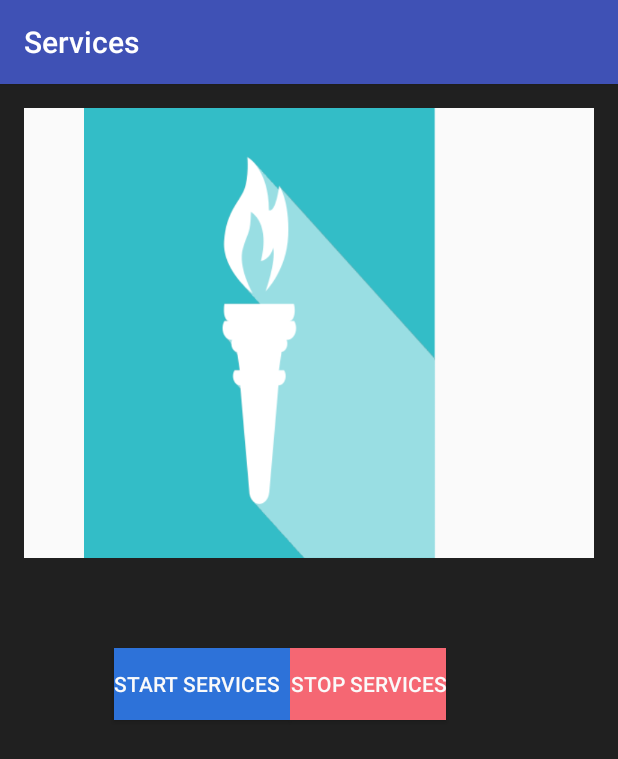
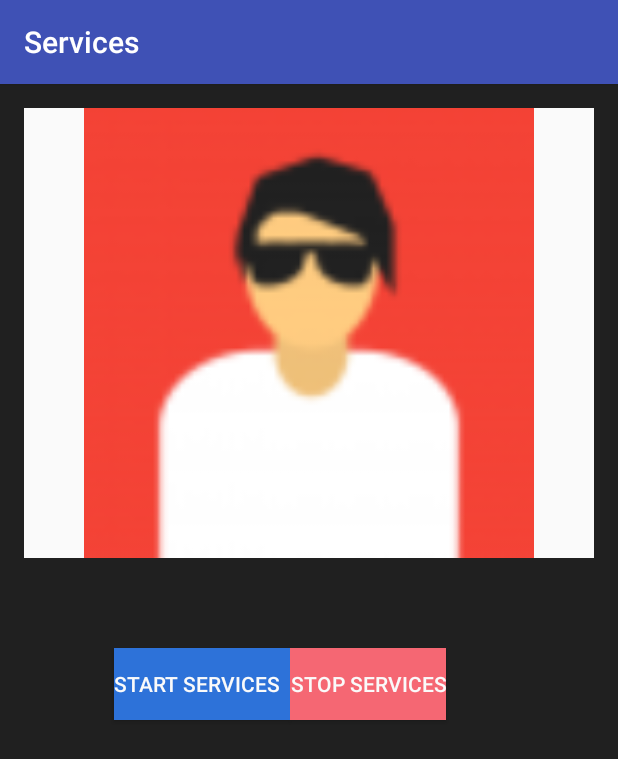
Before and after one commit to webmasteraxe/Basics, an Android app: the screen it shows after launch (MainActivity), after a tap on "START SERVICES", on a phone screen of 412 x 824 dp. Shown: the top 759 px of the screen. Run offline under Robolectric (Android 15) with nearby library versions, the light colour scheme and no system bars; plain views replace FlatButton.

Commit message:
Initial Commit

```diff
--- a/services/src/main/java/axyz/weezyboy/services/MainActivity.java
+++ b/services/src/main/java/axyz/weezyboy/services/MainActivity.java
@@ -28,9 +28,9 @@ public class MainActivity extends AppCompatActivity implements View.OnClickListe
         // TODO Auto-generated method stub
         if (v == b1)
         {
-            imageView.setImageResource(R.drawable.torch);
+            imageView.setImageResource(R.drawable.hdpi);
         } else if(v == b2){
-            imageView.setImageResource(R.drawable.off_torch);
+            imageView.setImageResource(R.drawable.hdpi1);
         }
 
     }
```
Also changed, not shown: services/src/main/res/drawable/hdpi1.png (added).
